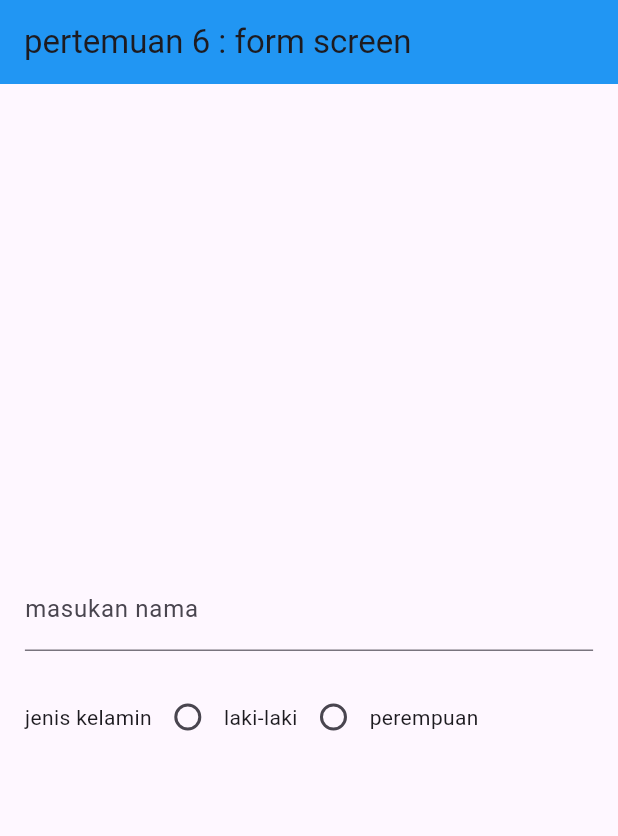
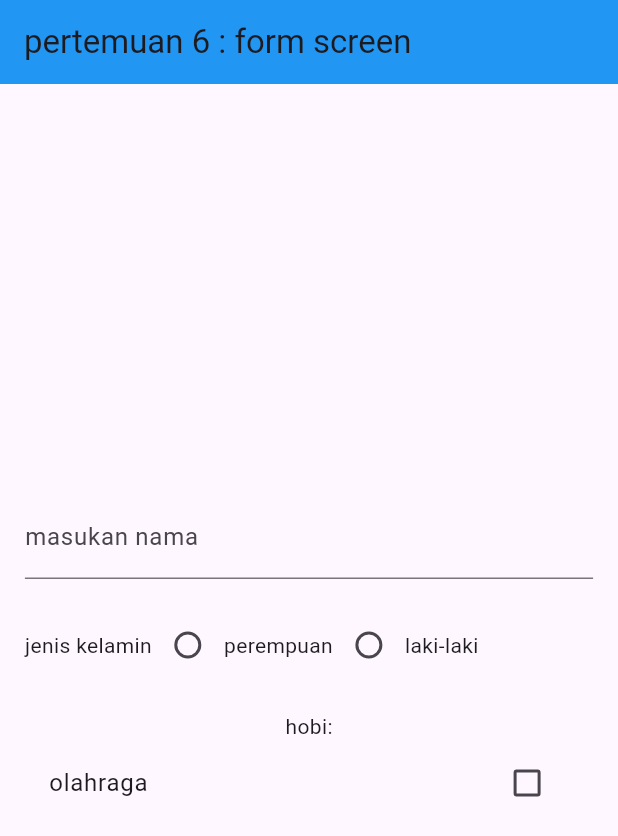
Before and after one commit to dedenrizal/wisata_mobile, a Flutter app: the screen it shows after launch, on a phone screen of 412 x 824 dp. Shown: the top 836 px of the screen. Run offline on Flutter 3.47's test engine with Material 3 defaults, Android fonts, the phone set to English and light mode, and no system bars; our stand-ins replace lottie.

Commit message:
update 11 12 lagi

```diff
--- a/lib/materimodulsscreens/pertemuan_6.dart
+++ b/lib/materimodulsscreens/pertemuan_6.dart
@@ -43,7 +43,7 @@ class _Pertemuan6State extends State<Pertemuan6> {
                 children: [
                   Text("jenis kelamin"),
                   Radio(
-                    value: 'laki-laki',
+                    value: 'perempuan',
                     groupValue: selectedRadio,
                     onChanged: (value) {
                       setState(() {
@@ -51,7 +51,7 @@ class _Pertemuan6State extends State<Pertemuan6> {
                       });
                     },
                   ),
-                  Text('laki-laki'),
+                  Text('perempuan'),
                   Radio(
                     value: 'laki-laki',
                     groupValue: selectedRadio,
@@ -61,9 +61,19 @@ class _Pertemuan6State extends State<Pertemuan6> {
                       });
                     },
                   ),
-                  Text('perempuan')
+                  Text('laki-laki')
                 ],
               ),
+              SizedBox(height: 20),
+              Text('hobi:'),
+              CheckboxListTile(
+                  title: Text('olahraga'),
+                  value: olahraga,
+                  onChanged: (value) {
+                    setState(() {
+                      olahraga = value!;
+                    });
+                  }),
             ],
           ),
         ));
```
